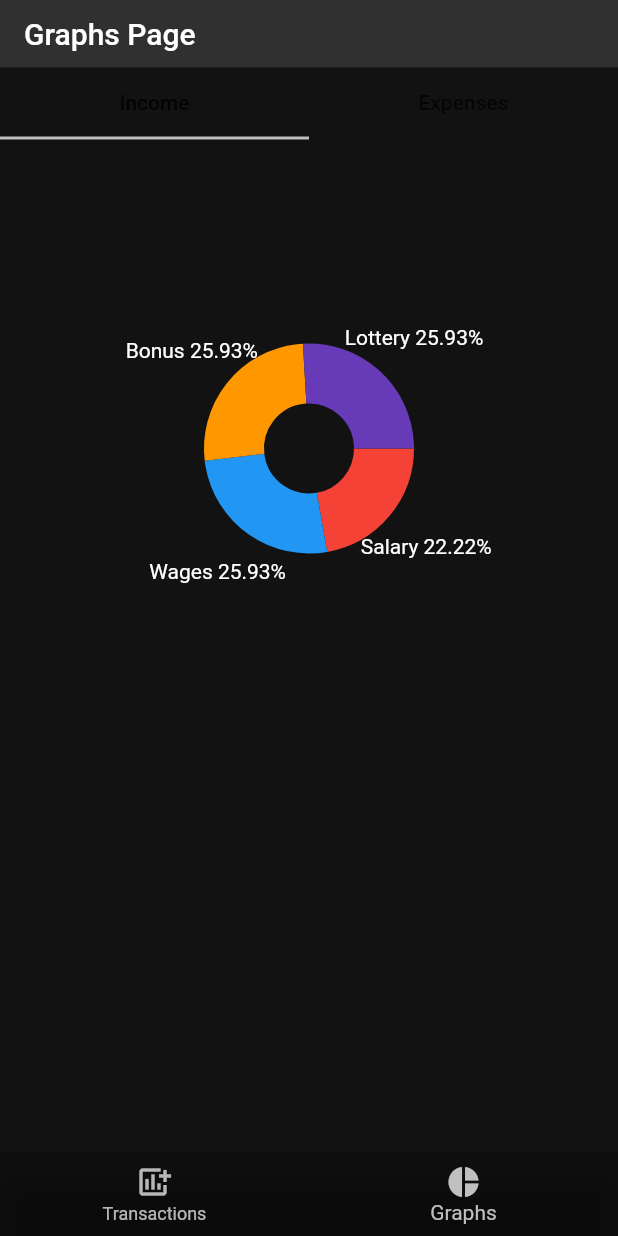
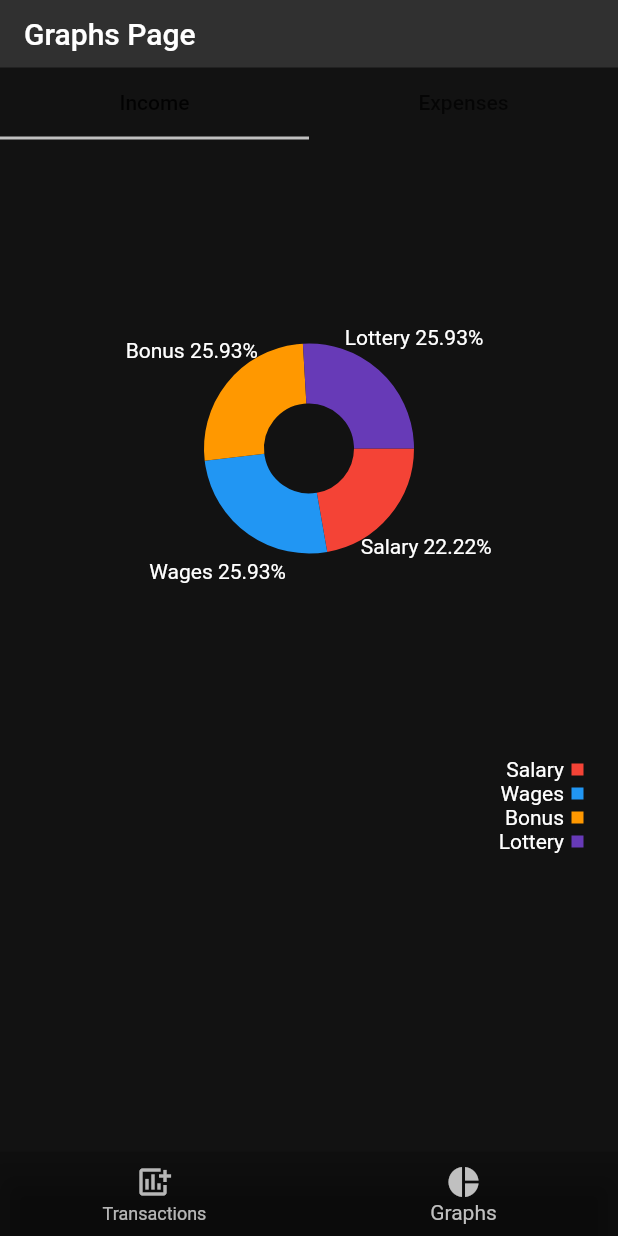
Before and after one commit to lostest4352/easy_money_expense_tracker, a Flutter app: the screen it shows after launch, item 2 of the bottom bar chosen, on a phone screen of 412 x 824 dp. Run offline on Flutter 3.47's test engine with Material 2 defaults, Android fonts, the phone set to English and light mode, and no system bars; drawn by our look-alikes of fl_chart; our stand-ins replace flex_color_scheme, go_router, google_fonts, sqflite_common_ffi; accounts and stored records are empty.

Commit message:
added item name row in graph page

```diff
--- a/lib/pages/graphs_page.dart
+++ b/lib/pages/graphs_page.dart
@@ -1,6 +1,5 @@
 import 'package:fl_chart/fl_chart.dart';
 import 'package:flutter/material.dart';
-
 import 'package:flutter_expense_tracker/global_vars/global_expense.dart';
 
 class GraphsPage extends StatefulWidget {
@@ -22,7 +21,10 @@ class _GraphsPageState extends State<GraphsPage>
   @override
   void initState() {
     super.initState();
-    _tabController = TabController(vsync: this, length: myTabs.length);
+    _tabController = TabController(
+      vsync: this,
+      length: myTabs.length,
+    );
   }
 
   @override
@@ -82,9 +84,6 @@ class TransactionWidget extends StatelessWidget {
           aspectRatio: 1,
           child: PieChart(
             PieChartData(
-              borderData: FlBorderData(
-                show: false,
-              ),
               sectionsSpace: 0,
               centerSpaceRadius: 30,
               sections: [
@@ -101,6 +100,35 @@ class TransactionWidget extends StatelessWidget {
             ),
           ),
         ),
+        Padding(
+          padding: const EdgeInsets.only(right: 15),
+          child: Column(
+            children: [
+              for (final transaction in transactionList)
+                if (transaction.isIncome == isIncome)
+                  Align(
+                    alignment: Alignment.topLeft,
+                    child: Padding(
+                      padding: const EdgeInsets.only(right: 8),
+                      child: Row(
+                        mainAxisAlignment: MainAxisAlignment.end,
+                        children: [
+                          Text(transaction.category),
+                          const SizedBox(
+                            width: 5,
+                          ),
+                          Container(
+                            width: 8,
+                            height: 8,
+                            color: Color(transaction.colorsValue),
+                          ),
+                        ],
+                      ),
+                    ),
+                  ),
+            ],
+          ),
+        ),
       ],
     );
   }
```
